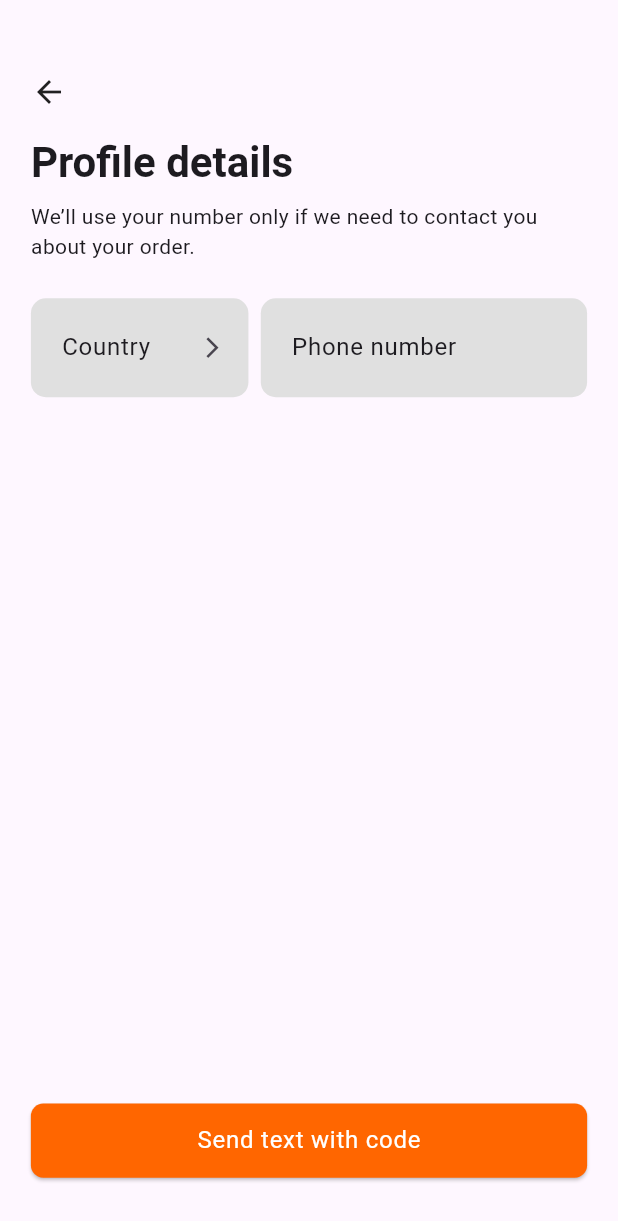
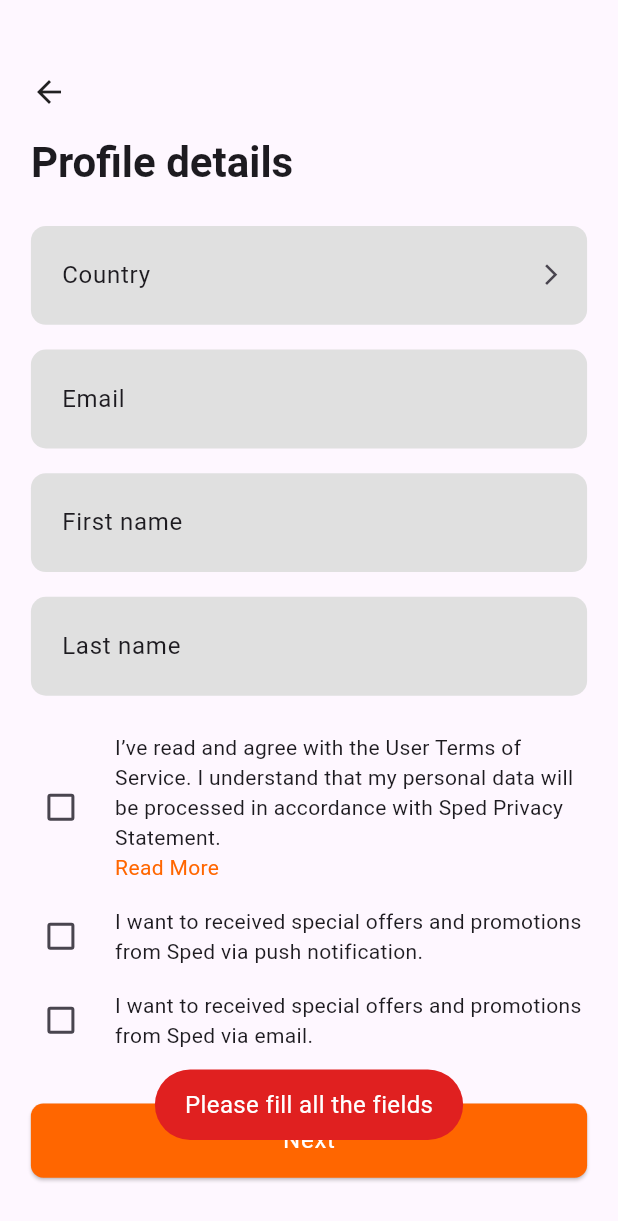
Before and after one commit to Md-Sifatullah617/sped, a Flutter app: the ProfileDetailsPage screen opened by its route, after a tap on "Next", on a phone screen of 412 x 824 dp. Shown: the top 1221 px of the screen. Run offline on Flutter 3.47's test engine with Material 3 defaults, Android fonts, the phone set to English and light mode, and no system bars; our stand-ins replace animate_do, carousel_slider, country_code_picker, country_picker, dio, flutter_secure_storage and 3 more; accounts and stored records are empty; statements that could not run were skipped.

Commit message:
login and get user details done

```diff
--- a/lib/services/apiService/api_service.dart
+++ b/lib/services/apiService/api_service.dart
@@ -45,12 +45,10 @@ class ApiService {
 //
   static Future<Response?> get({
     required String url,
-    Map<String, dynamic>? headers,
+    Map<String, String>? headers,
     bool isDomainUrl = false,
   }) async {
-    print('URL : ' +
-        (isDomainUrl == true ? domain : baseUrl).toString() +
-        '$url');
+    print('URL : ${isDomainUrl == true ? domain : baseUrl}$url');
 
     print('isDomainUrl : $isDomainUrl');
 
--- a/lib/services/configs/appConfig.dart
+++ b/lib/services/configs/appConfig.dart
@@ -1,2 +1,4 @@
 final domain = 'https://backend.sped.delivery';
 final baseUrl = '$domain/api/v1/frontend';
+var token = '';
+var data = {};
--- a/lib/utils/custom_widgets/custom_text_field.dart
+++ b/lib/utils/custom_widgets/custom_text_field.dart
@@ -13,6 +13,7 @@ class CustomTextField extends StatelessWidget {
   final Widget? suffixWidget;
   final bool? obscureText;
   final double? height;
+  final bool? disableField;
   final String? Function(String?)? validator;
   const CustomTextField({
     super.key,
@@ -26,6 +27,7 @@ class CustomTextField extends StatelessWidget {
     this.obscureText,
     this.validator,
     this.height,
+    this.disableField = false,
   });
 
   @override
@@ -72,7 +74,11 @@ class CustomTextField extends StatelessWidget {
                         ),
               suffixIcon: suffixWidget,
               labelText: hintText,
-              enabled: isCountryPicker ?? false ? false : true,
+              enabled: disableField!
+                  ? true
+                  : isCountryPicker ?? false
+                      ? false
+                      : true,
               labelStyle: Theme.of(context).textTheme.bodyLarge,
               border: InputBorder.none,
               // fillColor: AppColors.fedBlue,
--- a/lib/utils/routes/app_routes.dart
+++ b/lib/utils/routes/app_routes.dart
@@ -5,6 +5,7 @@ import 'package:sped/view/checkout/delivary_address_details.dart';
 import 'package:sped/view/checkout/delivery_map.dart';
 import 'package:sped/view/home/home_screen.dart';
 import 'package:sped/view/profile/add_address.dart';
+import 'package:sped/view/profile/binding/profile_ctrl_binding.dart';
 import 'package:sped/view/profile/edit_one_by_one.dart';
 import 'package:sped/view/profile/edit_profile.dart';
 import 'package:sped/view/profile/select_cities.dart';
@@ -14,6 +15,7 @@ import 'package:sped/view/restaurants/restaurant_details.dart';
 import 'package:sped/view/restaurants/your_order.dart';
 import 'package:sped/view/splash/onboardin.dart';
 import 'package:sped/view/splash/splash.dart';
+import 'package:sped/view/stores/binding/auth_binding.dart';
 import 'package:sped/view/stores/check_email.dart';
 import 'package:sped/view/stores/inner_product_page.dart';
 import 'package:sped/view/stores/login_screen.dart';
@@ -49,12 +51,12 @@ class AppRoutes {
     GetPage(
       name: welcome,
       page: () => const OnboardingScreen(),
-      // binding: InitialBindings(),
+      binding: AuthBindings(),
     ),
     GetPage(
       name: homePage,
       page: () => const HomeScreen(),
-      // binding: HomePageBinding(),
+      binding: ProfileBinding(),
     ),
     GetPage(
       name: innerProductPage,
@@ -71,6 +73,7 @@ class AppRoutes {
     GetPage(
       name: profileDetails,
       page: () => const ProfileDetailsPage(),
+      binding: AuthBindings(),
     ),
     GetPage(
       name: addAddress,
--- /dev/null
+++ b/lib/view/profile/binding/profile_ctrl_binding.dart
@@ -0,0 +1,9 @@
+import 'package:get/get.dart';
+import 'package:sped/view/profile/controller/profile_controller.dart';
+
+class ProfileBinding extends Bindings {
+  @override
+  void dependencies() {
+    Get.lazyPut<ProfileController>(() => ProfileController());
+  }
+}
--- a/lib/view/profile/controller/profile_controller.dart
+++ b/lib/view/profile/controller/profile_controller.dart
@@ -1,11 +1,20 @@
 import 'package:flutter/material.dart';
 import 'package:get/get.dart';
+import 'package:sped/services/apiService/api_service.dart';
+import 'package:sped/services/configs/appConfig.dart';
 import 'package:sped/utils/photos.dart';
+import 'package:sped/utils/routes/app_routes.dart';
+import 'package:sped/utils/secure_storage.dart';
+import 'package:sped/view/profile/model/user_details_model.dart';
 
 class ProfileController extends GetxController {
   TextEditingController countryController = TextEditingController();
   TextEditingController storeFlagCode = TextEditingController();
   TextEditingController pinCodeController = TextEditingController();
+  var countryCode = "".obs;
+  var isTandc = false.obs;
+  var isSpecialOffer = false.obs;
+  var isSpecialOffer2 = false.obs;
   var isTypingNum = false.obs;
   var isEditEmail = false.obs;
   var isEditName = false.obs;
@@ -17,6 +26,9 @@ class ProfileController extends GetxController {
   var isLocationTypeSelected = "".obs;
   var keyIndex = 0.obs;
   var isExpanded = true.obs;
+  var isLoading = false.obs;
+
+  List<UserDetailsModel> userDetails = [];
 
   void selectLocationType(String type) {
     isLocationTypeSelected.value = type;
@@ -58,4 +70,56 @@ class ProfileController extends GetxController {
       "icon": faqIcon,
     },
   ];
+
+  @override
+  void onInit() {
+    super.onInit();
+    getUserProfile();
+  }
+
+  void getUserProfile() async {
+    var token = data["data"]['api_token'];
+    try {
+      isLoading.value = true;
+      final res = await ApiService.get(
+        url: '/me',
+        headers: {
+          "Authorization": "Bearer $token",
+          "Content-Type": "application/json",
+        },
+      );
+
+      print(">>>>>>> ${res!.data}");
+      print(">>>>>>> ${token}");
+
+      if (res!.data != null) {
+        if (res.statusCode == 200) {
+          isLoading.value = false;
+          userDetails.add(UserDetailsModel.fromJson(res.data));
+        } else {
+          isLoading.value = false;
+        }
+      }
+    } catch (e) {
+      isLoading.value = false;
+      print(e);
+    }
+  }
+
+  //post logout
+  void logout() async {
+    try {
+      await ApiService.post(
+        url: '/logout',
+        headers: {
+          "Authorization": "Bearer ${data["data"]['api_token']}",
+          "Content-Type": "application/json",
+        },
+      );
+    } catch (e) {
+      print(e);
+    }
+    await SecureData.deleteAllSecureData();
+    Get.offAllNamed(AppRoutes.welcome);
+  }
 }
--- /dev/null
+++ b/lib/view/profile/model/user_details_model.dart
@@ -0,0 +1,88 @@
+// To parse this JSON data, do
+//
+//     final userDetailsModel = userDetailsModelFromJson(jsonString);
+
+import 'dart:convert';
+
+UserDetailsModel userDetailsModelFromJson(String str) =>
+    UserDetailsModel.fromJson(json.decode(str));
+
+String userDetailsModelToJson(UserDetailsModel data) =>
+    json.encode(data.toJson());
+
+class UserDetailsModel {
+  final bool? status;
+  final int? code;
+  final String? message;
+  final Data? data;
+
+  UserDetailsModel({
+    this.status,
+    this.code,
+    this.message,
+    this.data,
+  });
+
+  factory UserDetailsModel.fromJson(Map<String, dynamic> json) =>
+      UserDetailsModel(
+        status: json["status"],
+        code: json["code"],
+        message: json["message"],
+        data: json["data"] == null ? null : Data.fromJson(json["data"]),
+      );
+
+  Map<String, dynamic> toJson() => {
+        "status": status,
+        "code": code,
+        "message": message,
+        "data": data?.toJson(),
+      };
+}
+
+class Data {
+  final int? customerId;
+  final String? customerFirstName;
+  final String? customerLastName;
+  final String? customerFullName;
+  final String? customerEmail;
+  final bool? customerEmailVerified;
+  final String? customerPhone;
+  final bool? customerPhoneVerified;
+  final String? customerImage;
+
+  Data({
+    this.customerId,
+    this.customerFirstName,
+    this.customerLastName,
+    this.customerFullName,
+    this.customerEmail,
+    this.customerEmailVerified,
+    this.customerPhone,
+    this.customerPhoneVerified,
+    this.customerImage,
+  });
+
+  factory Data.fromJson(Map<String, dynamic> json) => Data(
+        customerId: json["customer_id"],
+        customerFirstName: json["customer_first_name"],
+        customerLastName: json["customer_last_name"],
+        customerFullName: json["customer_full_name"],
+        customerEmail: json["customer_email"],
+        customerEmailVerified: json["customer_email_verified"],
+        customerPhone: json["customer_phone"],
+        customerPhoneVerified: json["customer_phone_verified"],
+        customerImage: json["customer_image"],
+      );
+
+  Map<String, dynamic> toJson() => {
+        "customer_id": customerId,
+        "customer_first_name": customerFirstName,
+        "customer_last_name": customerLastName,
+        "customer_full_name": customerFullName,
+        "customer_email": customerEmail,
+        "customer_email_verified": customerEmailVerified,
+        "customer_phone": customerPhone,
+        "customer_phone_verified": customerPhoneVerified,
+        "customer_image": customerImage,
+      };
+}
--- a/lib/view/profile/profile_details.dart
+++ b/lib/view/profile/profile_details.dart
@@ -3,9 +3,11 @@ import 'package:flutter/material.dart';
 import 'package:get/get.dart';
 import 'package:sped/utils/colors.dart';
 import 'package:sped/utils/custom_widgets/custom_text_field.dart';
+import 'package:sped/utils/custom_widgets/custom_toast.dart';
 import 'package:sped/utils/custom_widgets/primary_button.dart';
 import 'package:sped/utils/routes/app_routes.dart';
 import 'package:sped/view/profile/controller/profile_controller.dart';
+import 'package:sped/view/stores/controller/authController.dart';
 
 class ProfileDetailsPage extends StatelessWidget {
   const ProfileDetailsPage({super.key});
@@ -276,20 +278,6 @@ class ProfileDetailsPage extends StatelessWidget {
                               children: [
                                 Expanded(
                                   flex: 2,
-                                  child: InkWell(
-                                    onTap: () {
-                                      // showCountryPicker(
-                                      //   context: context,
-                                      //   useSafeArea: true,
-                                      //   onSelect: (Country country) {
-                                      //     controller.countryController.text =
-                                      //         "${country.flagEmoji} ${country.displayName}";
-                                      //     controller.update();
-                                      //     print('Select country: ${country.displayName}');
-                                      //   },
-                                      // );
-                                    },
-                                    child: AbsorbPointer(
                                   child: CustomTextField(
                                     txtController: controller.storeFlagCode,
                                     hintText: "Country",
@@ -299,14 +287,15 @@ class ProfileDetailsPage extends StatelessWidget {
                                     ),
                                   ),
                                 ),
-                                  ),
-                                ),
                                 SizedBox(
                                   width: Get.width * 0.02,
                                 ),
-                                const Expanded(
+                                Expanded(
                                     flex: 3,
                                     child: CustomTextField(
+                                        txtController:
+                                            Get.find<AuthController>()
+                                                .phoneController,
                                         hintText: "Phone number")),
                               ],
                             ),
@@ -316,8 +305,12 @@ class ProfileDetailsPage extends StatelessWidget {
                               onPressed: () {
                                 // controller.verificationPage.value = true;
                                 // controller.update();
+                                try {
                                   controller.isTypingNum.value = false;
-                                Get.toNamed(AppRoutes.homePage);
+                                  Get.find<AuthController>().login(context);
+                                } catch (e) {
+                                  print('Error in onPressed: $e');
+                                }
                               },
                             ),
                           ],
@@ -345,8 +338,15 @@ class ProfileDetailsPage extends StatelessWidget {
                                   "${country.flagEmoji} ${country.displayName}";
                               controller.storeFlagCode.text =
                                   "${country.flagEmoji} ${country.phoneCode}";
+                              controller.countryCode.value = country.displayName
+                                  .split(' ')
+                                  .last
+                                  .replaceAll(RegExp(r'\[|\]'), '');
                               controller.update();
-                              print('Select country: ${country.displayName}');
+                              print(
+                                  'Select country: ${controller.countryController.text}');
+                              print(
+                                  'Select country 000: ${controller.storeFlagCode.text}');
                             },
                           );
                         },
@@ -364,27 +364,36 @@ class ProfileDetailsPage extends StatelessWidget {
                       SizedBox(
                         height: Get.height * 0.01,
                       ),
-                      const CustomTextField(
+                      CustomTextField(
+                        txtController:
+                            Get.find<AuthController>().emailController,
                         hintText: "Email",
                       ),
                       SizedBox(
                         height: Get.height * 0.01,
                       ),
-                      const CustomTextField(
+                      CustomTextField(
+                        txtController:
+                            Get.find<AuthController>().firstNameController,
                         hintText: "First name",
                       ),
                       SizedBox(
                         height: Get.height * 0.01,
                       ),
-                      const CustomTextField(
+                      CustomTextField(
+                        txtController:
+                            Get.find<AuthController>().lastNameController,
                         hintText: "Last name",
                       ),
                       SizedBox(
                         height: Get.height * 0.02,
                       ),
                       CheckboxListTile(
-                        value: true,
-                        onChanged: (value) {},
+                        value: controller.isTandc.value,
+                        onChanged: (value) {
+                          controller.isTandc.value = value!;
+                          controller.update();
+                        },
                         controlAffinity: ListTileControlAffinity.leading,
                         contentPadding: EdgeInsets.zero,
                         title: Column(
@@ -410,8 +419,11 @@ class ProfileDetailsPage extends StatelessWidget {
                         ),
                       ),
                       CheckboxListTile(
-                        value: false,
-                        onChanged: (value) {},
+                        value: controller.isSpecialOffer.value,
+                        onChanged: (value) {
+                          controller.isSpecialOffer.value = value!;
+                          controller.update();
+                        },
                         controlAffinity: ListTileControlAffinity.leading,
                         contentPadding: EdgeInsets.zero,
                         title: Text(
@@ -420,8 +432,11 @@ class ProfileDetailsPage extends StatelessWidget {
                         ),
                       ),
                       CheckboxListTile(
-                        value: false,
-                        onChanged: (value) {},
+                        value: controller.isSpecialOffer2.value,
+                        onChanged: (value) {
+                          controller.isSpecialOffer2.value = value!;
+                          controller.update();
+                        },
                         controlAffinity: ListTileControlAffinity.leading,
                         contentPadding: EdgeInsets.zero,
                         title: Text(
@@ -433,9 +448,37 @@ class ProfileDetailsPage extends StatelessWidget {
                       PrimaryBtn(
                           title: "Next",
                           onPressed: () {
+                            //if any of the field is empty
+                            if (Get.find<AuthController>()
+                                        .emailController
+                                        .text ==
+                                    "" ||
+                                Get.find<
+                                            AuthController>()
+                                        .firstNameController
+                                        .text ==
+                                    "" ||
+                                Get.find<AuthController>()
+                                        .lastNameController
+                                        .text ==
+                                    "" ||
+                                controller.countryController.text == "") {
+                              customToast(
+                                msg: "Please fill all the fields",
+                                isError: true,
+                              );
+                              return;
+                            }
+                            if (controller.isTandc.value) {
                               controller.isTypingNum.value = true;
                               controller.update();
-                            // Get.toNamed(AppRoutes.homePage);
+                            } else {
+                              customToast(
+                                msg:
+                                    "Please agree with the terms and conditions",
+                                isError: true,
+                              );
+                            }
                           }),
                     ],
                   ),
--- a/lib/view/profile/profile_screen.dart
+++ b/lib/view/profile/profile_screen.dart
@@ -71,7 +71,8 @@ class ProfileScreen extends StatelessWidget {
                                 Row(
                                   children: [
                                     Text(
-                                      "Mahmudul Islam Shovon",
+                                      controller.userDetails[0].data!
+                                          .customerFullName!,
                                       overflow: TextOverflow.ellipsis,
                                       style: Theme.of(context)
                                           .textTheme
--- a/lib/view/splash/splash.dart
+++ b/lib/view/splash/splash.dart
@@ -1,8 +1,10 @@
 import 'package:animate_do/animate_do.dart';
 import 'package:flutter/material.dart';
 import 'package:get/get.dart';
+import 'package:sped/services/configs/appConfig.dart';
 import 'package:sped/utils/photos.dart';
 import 'package:sped/utils/routes/app_routes.dart';
+import 'package:sped/utils/secure_storage.dart';
 
 class SplashScreen extends StatefulWidget {
   const SplashScreen({super.key});
@@ -14,13 +16,22 @@ class SplashScreen extends StatefulWidget {
 class _SplashScreenState extends State<SplashScreen> {
   @override
   void initState() {
-    onReady();
+    WidgetsBinding.instance.addPostFrameCallback((_) {
+      onReady();
+    });
     super.initState();
   }
 
   Future<void> onReady() async {
+    var data0 = await SecureData.readSecureData(key: "userlogindetails");
+    print("Data: $data");
     await Future.delayed(const Duration(seconds: 3));
-    Get.offAllNamed(AppRoutes.welcome);
+    if (data0 != null && data0["data"]['api_token'] != null) {
+      data = data0;
+      Get.offAllNamed(AppRoutes.homePage);
+    } else {
+      Get.offAllNamed(AppRoutes.welcome);
+    }
   }
 
   @override
--- /dev/null
+++ b/lib/view/stores/binding/auth_binding.dart
@@ -0,0 +1,9 @@
+import 'package:get/get.dart';
+import 'package:sped/view/stores/controller/authController.dart';
+
+class AuthBindings extends Bindings {
+  @override
+  void dependencies() {
+    Get.lazyPut<AuthController>(() => AuthController());
+  }
+}
```
Also changed, not shown: lib/view/discover/discover_screen.dart (+15 -1 lines), lib/view/profile/edit_profile.dart (+6 -1 lines), lib/view/stores/controller/authController.dart (+18 -13 lines), lib/view/stores/login_screen.dart (+7 -2 lines). Lines whose indentation alone changed are shown as unchanged.
